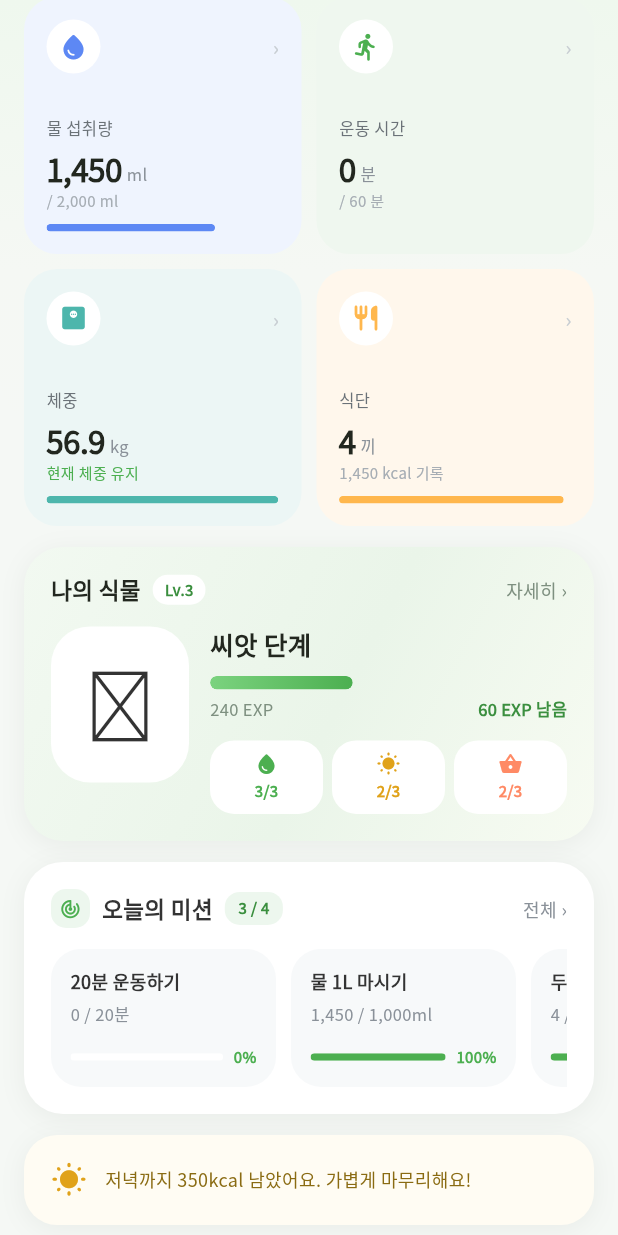
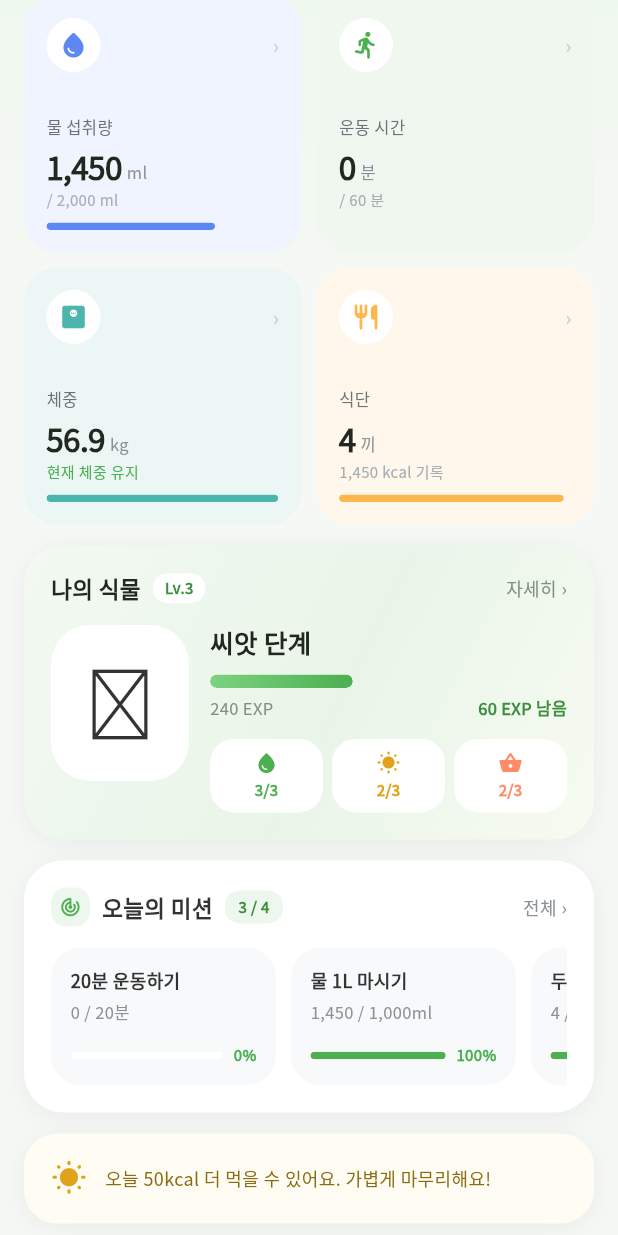
Before and after one commit to CR-KStar/diet_project, a Flutter app: the HomeScreen widget shown alone on an empty page, opened directly, scrolled down 576 dp, on a phone screen of 412 x 824 dp. Run offline on Flutter 3.47's test engine with Material 3 defaults, Android fonts, the phone set to English and light mode, and no system bars; our stand-ins replace cloud_firestore, cloud_functions, firebase_auth, firebase_core, flutter_local_notifications, google_fonts and 5 more; accounts and stored records are empty.

Commit message:
홈의 하드코딩된 안내('저녁까지 350kcal 남았어요', '사과 두 개 정도')를 실제 남은 칼로리로 계산한 문구로 교체, 테스트 추가
Co-Authored-By: Claude Sonnet 5.5 <noreply@anthropic.com>

```diff
--- a/lib/ui/home/pages/home_page.dart
+++ b/lib/ui/home/pages/home_page.dart
@@ -49,7 +49,25 @@ class HomeScreen extends StatelessWidget {
             const _TodayCards(),
             const _PlantCard(),
             const _MissionCard(),
-            AppCard(
+            const _RemainTip(),
+          ],
+        ),
+      ],
+    );
+  }
+}
+
+/// 오늘 남은 칼로리에 맞춘 한마디 — 실제로 먹은 양에서 계산한다.
+class _RemainTip extends StatelessWidget {
+  const _RemainTip();
+
+  @override
+  Widget build(BuildContext context) {
+    final remain = context.watch<TodayViewModel>().remainKcal;
+    final message = remain > 0
+        ? '오늘 ${AppStateFormat.comma(remain)}kcal 더 먹을 수 있어요. 가볍게 마무리해요!'
+        : '오늘 권장 칼로리를 모두 채웠어요. 내일도 기록해 봐요!';
+    return AppCard(
       color: const Color(0xFFFFFCF3),
       radius: 22,
       child: Row(
@@ -58,20 +76,12 @@ class HomeScreen extends StatelessWidget {
           const SizedBox(width: AppSpace.s12),
           Expanded(
             child: Text(
-                      '저녁까지 350kcal 남았어요. 가볍게 마무리해요!',
-                      style: t(
-                        AppFontSize.f12,
-                        c: const Color(0xFF8A6B12),
-                        h: 1.5,
-                      ),
+              message,
+              style: t(AppFontSize.f12, c: const Color(0xFF8A6B12), h: 1.5),
             ),
           ),
         ],
       ),
-            ),
-          ],
-        ),
-      ],
     );
   }
 }
@@ -213,6 +223,13 @@ class _GreetingIconButton extends StatelessWidget {
   );
 }
 
+/// 남은 칼로리를 사과(약 95kcal) 개수로 풀어서 말해 준다.
+String _remainHint(int remain) {
+  if (remain < 0) return '권장보다 ${AppStateFormat.comma(-remain)}kcal 더 먹었어요';
+  final apples = (remain / 95).round();
+  return apples < 1 ? '거의 다 채웠어요' : '사과 $apples개 정도 남았어요';
+}
+
 class _CalorieRing extends StatelessWidget {
   const _CalorieRing();
 
@@ -324,7 +341,7 @@ class _CalorieRing extends StatelessWidget {
                 ),
                 const SizedBox(height: AppSpace.s6),
                 Text(
-                  '사과 두 개 정도 남았어요 🍎',
+                  _remainHint(today.remainKcal),
                   style: t(AppFontSize.f11, c: AppColor.textFaint),
                 ),
                 const SizedBox(height: AppSpace.s12),
```
Also changed, not shown: 1 other file. Lines whose indentation alone changed are shown as unchanged.
